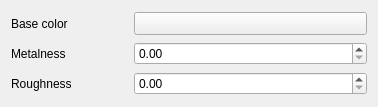
Above: src/ui/3d/metalroughmaterialwidget.ui from qgis/QGIS before the change. Below: the same form after it.
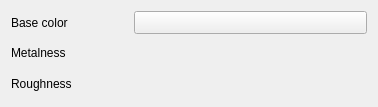
That is the form after the change. Custom widgets are drawn as their Qt base class.

Commit message: Clamp metalness/roughness to 0-1 range

Diff of the .ui file:
```diff
--- a/src/ui/3d/metalroughmaterialwidget.ui
+++ b/src/ui/3d/metalroughmaterialwidget.ui
@@ -45,9 +45,9 @@
     </widget>
    </item>
    <item row="1" column="1">
-    <widget class="QgsDoubleSpinBox" name="mSpinMetalness">
-     <property name="maximum">
-      <double>1000.000000000000000</double>
+    <widget class="QgsPercentageWidget" name="mMetalnessWidget" native="true">
+     <property name="focusPolicy">
+      <enum>Qt::FocusPolicy::StrongFocus</enum>
      </property>
     </widget>
    </item>
@@ -59,9 +59,9 @@
     </widget>
    </item>
    <item row="2" column="1">
-    <widget class="QgsDoubleSpinBox" name="mSpinRoughness">
-     <property name="maximum">
-      <double>1000.000000000000000</double>
+    <widget class="QgsPercentageWidget" name="mRoughnessWidget" native="true">
+     <property name="focusPolicy">
+      <enum>Qt::FocusPolicy::StrongFocus</enum>
      </property>
     </widget>
    </item>
@@ -79,6 +79,12 @@
    <extends>QDoubleSpinBox</extends>
    <header>qgsdoublespinbox.h</header>
   </customwidget>
+  <customwidget>
+   <class>QgsPercentageWidget</class>
+   <extends>QWidget</extends>
+   <header>qgspercentagewidget.h</header>
+   <container>1</container>
+  </customwidget>
  </customwidgets>
  <tabstops>
   <tabstop>mButtonBaseColor</tabstop>
```
Left out of the diff: 1 changed line with no effect on the pictures. The commit also changes 4 other files.
